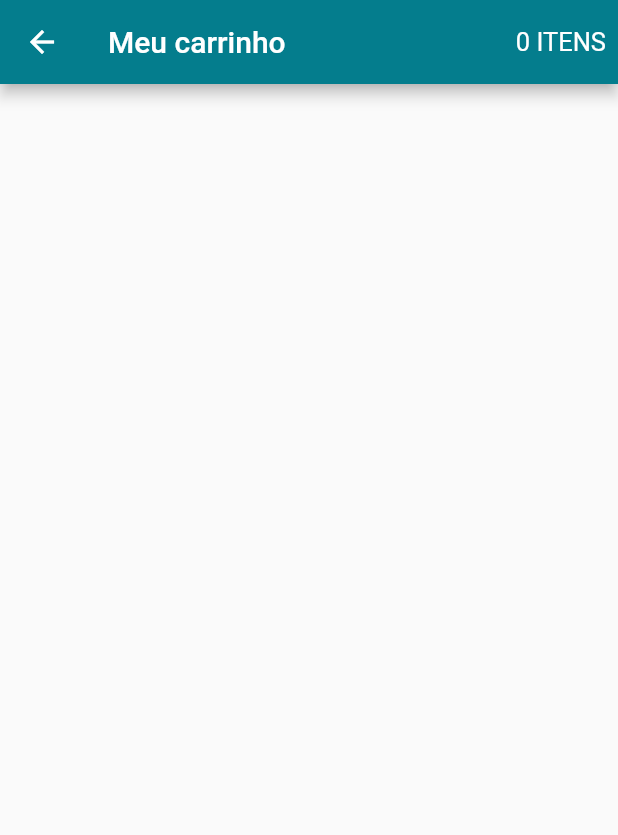
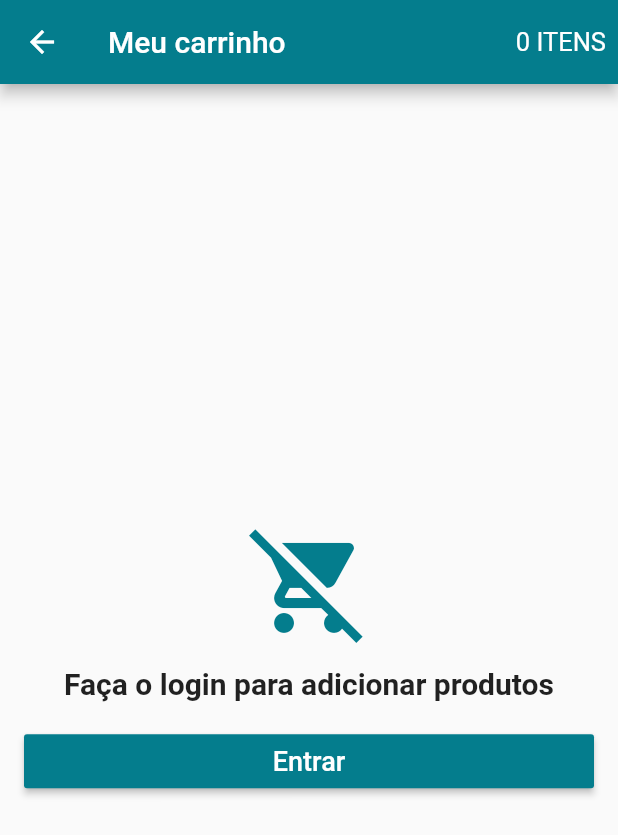
Before and after one commit to Sthuarty/loja_virtual, a Flutter app: the CartScreen screen opened directly, on a phone screen of 412 x 824 dp. Shown: the top 835 px of the screen. Run offline on Flutter 3.47's test engine with Material 2 defaults, Android fonts, the phone set to English and light mode, and no system bars; our stand-ins replace carousel_pro, cloud_firestore, firebase_auth, transparent_image; accounts and stored records are empty.

```diff
--- a/lib/models/cart_model.dart
+++ b/lib/models/cart_model.dart
@@ -8,6 +8,8 @@ class CartModel extends Model {
   UserModel user;
 
   List<CartProduct> products = [];
+
+  bool isLoading = false;
 
   CartModel(this.user);
 
--- a/lib/screens/cart_screen.dart
+++ b/lib/screens/cart_screen.dart
@@ -1,5 +1,8 @@
 import 'package:flutter/material.dart';
 import 'package:loja_virtual/models/cart_model.dart';
+import 'package:loja_virtual/models/user_model.dart';
+import 'package:loja_virtual/screens/login_screen.dart';
+import 'package:loja_virtual/tiles/cart_tile.dart';
 import 'package:scoped_model/scoped_model.dart';
 
 class CartScreen extends StatelessWidget {
@@ -25,6 +28,67 @@ class CartScreen extends StatelessWidget {
           )
         ],
       ),
+      body: ScopedModelDescendant<CartModel>(
+        builder: (context, child, model) {
+          if (model.isLoading && UserModel.of(context).isLoggedIn()) {
+            return Center(
+              child: CircularProgressIndicator(),
+            );
+          } else if (!UserModel.of(context).isLoggedIn()) {
+            return Container(
+              padding: EdgeInsets.all(16),
+              child: Column(
+                crossAxisAlignment: CrossAxisAlignment.stretch,
+                mainAxisAlignment: MainAxisAlignment.center,
+                children: <Widget>[
+                  Icon(
+                    Icons.remove_shopping_cart,
+                    size: 80,
+                    color: Theme.of(context).primaryColor,
+                  ),
+                  SizedBox(height: 16),
+                  Text(
+                    "Faça o login para adicionar produtos",
+                    style: TextStyle(fontSize: 20, fontWeight: FontWeight.bold),
+                    textAlign: TextAlign.center,
+                  ),
+                  SizedBox(height: 16),
+                  RaisedButton(
+                    child: Text(
+                      "Entrar",
+                      style: TextStyle(fontSize: 18),
+                    ),
+                    textColor: Colors.white,
+                    color: Theme.of(context).primaryColor,
+                    onPressed: () {
+                      Navigator.of(context).push(MaterialPageRoute(
+                          builder: (context) => LoginScreen()));
+                    },
+                  )
+                ],
+              ),
+            );
+          } else if (model.products == null || model.products.length == 0) {
+            return Center(
+              child: Text(
+                "Nenhum produto no carrinho",
+                style: TextStyle(fontSize: 20, fontWeight: FontWeight.bold),
+                textAlign: TextAlign.center,
+              ),
+            );
+          } else {
+            return ListView(
+              children: <Widget>[
+                Column(
+                  children: model.products.map((product) {
+                    return CartTile(product);
+                  }).toList(),
+                ),
+              ],
+            );
+          }
+        },
+      ),
     );
   }
 }
```
Also changed, not shown: lib/tiles/cart_tile.dart (added, +43 -0 lines), lib/datas/cart_product.dart (line endings or trailing spaces).
